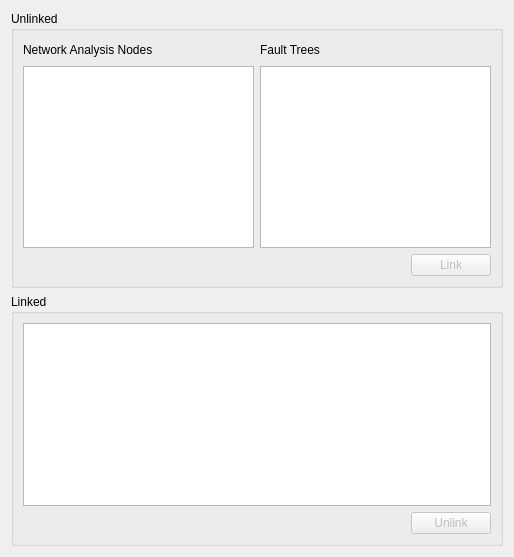
dmzgroup/mbra, file plugins/link/LinkEditor.ui: the form before one commit.
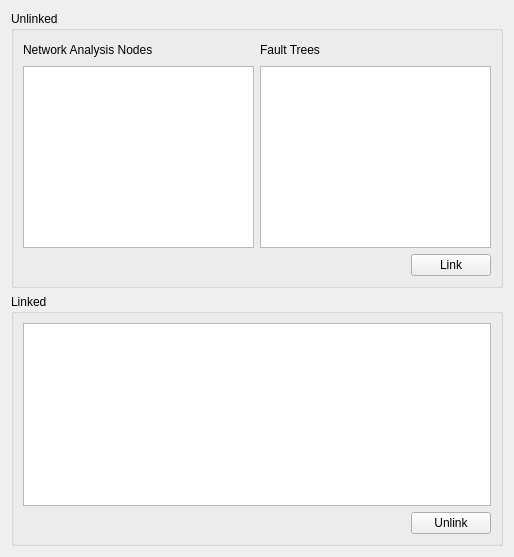
The form after the commit.

Patch:
```diff
--- a/plugins/link/LinkEditor.ui
+++ b/plugins/link/LinkEditor.ui
@@ -104,7 +104,7 @@
         <item>
          <widget class="QPushButton" name="linkButton">
           <property name="enabled">
-           <bool>false</bool>
+           <bool>true</bool>
           </property>
           <property name="text">
            <string>Link</string>
@@ -143,7 +143,7 @@
         <item>
          <widget class="QPushButton" name="unlinkButton">
           <property name="enabled">
-           <bool>false</bool>
+           <bool>true</bool>
           </property>
           <property name="text">
            <string>Unlink</string>
```
